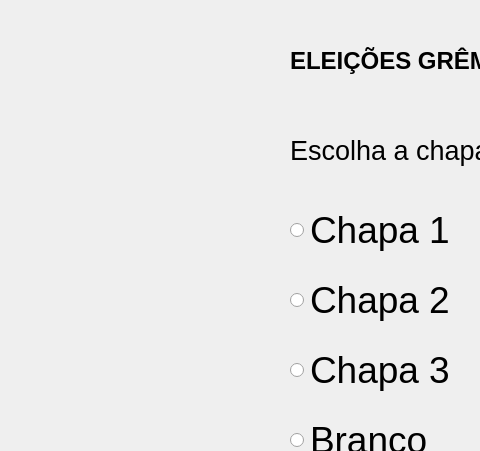
Before: the Qt Designer form UI/tela_voto.ui in Thuripa/Urna_Eletronica_CEIT, drawn with Qt 5; both pictures show x 0 to 480 and y 0 to 451 of the 866 by 600 pixel window.
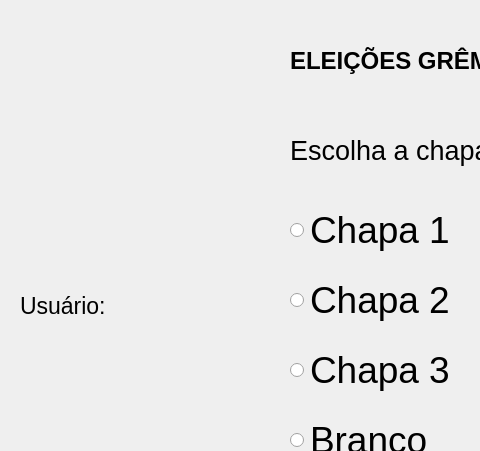
After: the same form once the commit is applied. Icons and pictures are not drawn.

Diff of the .ui file:
```diff
--- a/UI/tela_voto.ui
+++ b/UI/tela_voto.ui
@@ -85,7 +85,7 @@
    <property name="geometry">
     <rect>
      <x>10</x>
-     <y>0</y>
+     <y>10</y>
      <width>230</width>
      <height>230</height>
     </rect>
@@ -196,6 +196,24 @@
     </size>
    </property>
   </widget>
+  <widget class="QLabel" name="label_2">
+   <property name="geometry">
+    <rect>
+     <x>20</x>
+     <y>280</y>
+     <width>221</width>
+     <height>51</height>
+    </rect>
+   </property>
+   <property name="font">
+    <font>
+     <pointsize>17</pointsize>
+    </font>
+   </property>
+   <property name="text">
+    <string>Usuário: </string>
+   </property>
+  </widget>
  </widget>
  <resources/>
  <connections/>
```
